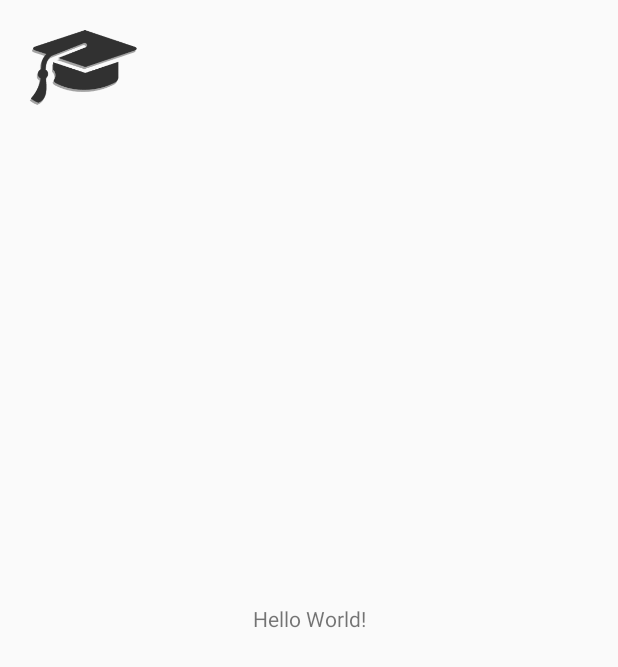
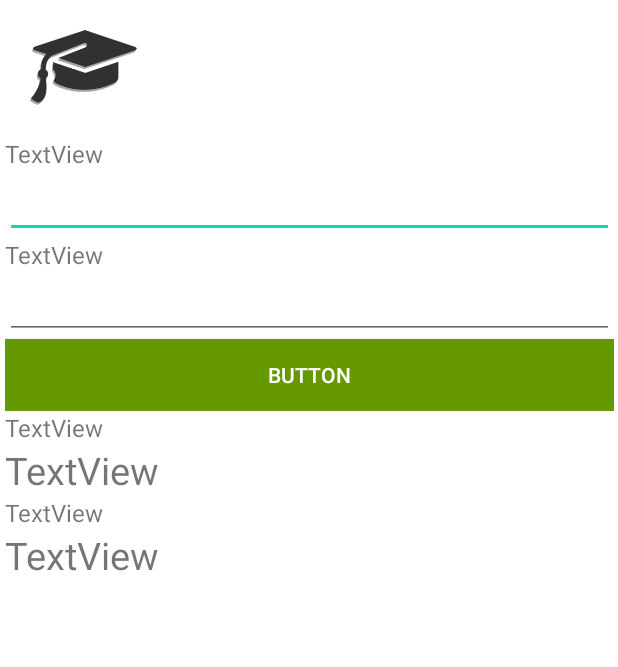
Before and after one commit to FelipeAlafy/EscolaApp, an Android app: the screen it shows after launch (MainActivity), on a phone screen of 412 x 824 dp. Shown: the top 667 px of the screen. Run offline under Robolectric (Android 15) with nearby library versions, the light colour scheme and no system bars.

Commit message:
Linear Layout
- removido Text View "Hello, World!";

+ adicionado Linear Layout Pai nomeado layTudo;

+ adicionados Linear Layout's Filhos nomeados layDados, layRes;

+ adicionado a layDados 2 Text Views e 2 editNumberText (Decimal);

+ adicionado a layRes 4 Text Views;

```diff
--- a/app/src/main/res/layout/activity_main.xml
+++ b/app/src/main/res/layout/activity_main.xml
@@ -4,16 +4,8 @@
     xmlns:tools="http://schemas.android.com/tools"
     android:layout_width="match_parent"
     android:layout_height="match_parent"
+    android:background="#FFFFFF"
     tools:context=".MainActivity">
-
-    <TextView
-        android:layout_width="wrap_content"
-        android:layout_height="wrap_content"
-        android:text="Hello World!"
-        app:layout_constraintBottom_toBottomOf="parent"
-        app:layout_constraintLeft_toLeftOf="parent"
-        app:layout_constraintRight_toRightOf="parent"
-        app:layout_constraintTop_toTopOf="parent" />
 
     <ImageView
         android:id="@+id/imageView"
@@ -39,4 +31,95 @@
         app:layout_constraintStart_toEndOf="@+id/imageView"
         app:layout_constraintTop_toTopOf="parent" />
 
+    <LinearLayout
+        android:id="@+id/layTudo"
+        android:layout_width="406dp"
+        android:layout_height="643dp"
+        android:layout_marginTop="8dp"
+        android:orientation="vertical"
+        app:layout_constraintBottom_toBottomOf="parent"
+        app:layout_constraintEnd_toEndOf="parent"
+        app:layout_constraintStart_toStartOf="parent"
+        app:layout_constraintTop_toBottomOf="@+id/imageView"
+        app:layout_constraintVertical_bias="0.1">
+
+        <LinearLayout
+            android:id="@+id/layDados"
+            android:layout_width="match_parent"
+            android:layout_height="wrap_content"
+            android:orientation="vertical">
+
+            <TextView
+                android:id="@+id/textView2"
+                android:layout_width="match_parent"
+                android:layout_height="wrap_content"
+                android:textSize="16dp"
+                android:text="TextView" />
+
+            <EditText
+                android:id="@+id/editTextNumberDecimal"
+                android:layout_width="match_parent"
+                android:layout_height="wrap_content"
+                android:ems="10"
+                android:inputType="numberDecimal" />
+
+            <TextView
+                android:id="@+id/textView3"
+                android:layout_width="match_parent"
+                android:layout_height="wrap_content"
+                android:textSize="16dp"
+                android:text="TextView" />
+
+            <EditText
+                android:id="@+id/editTextNumberDecimal2"
+                android:layout_width="match_parent"
+                android:layout_height="wrap_content"
+                android:ems="10"
+                android:inputType="numberDecimal" />
+
+            <Button
+                android:id="@+id/button"
+                android:layout_width="match_parent"
+                android:layout_height="wrap_content"
+                android:background="@android:color/holo_green_dark"
+                android:text="Button"
+                android:textColor="#FFFFFF" />
+        </LinearLayout>
+
+        <LinearLayout
+            android:id="@+id/layRes"
+            android:layout_width="match_parent"
+            android:layout_height="match_parent"
+            android:orientation="vertical">
+
+            <TextView
+                android:id="@+id/textView4"
+                android:layout_width="match_parent"
+                android:layout_height="wrap_content"
+                android:textSize="16dp"
+                android:text="TextView" />
+
+            <TextView
+                android:id="@+id/textView5"
+                android:layout_width="match_parent"
+                android:layout_height="wrap_content"
+                android:textSize="25dp"
+                android:text="TextView" />
+
+            <TextView
+                android:id="@+id/textView6"
+                android:layout_width="match_parent"
+                android:layout_height="wrap_content"
+                android:textSize="16dp"
+                android:text="TextView" />
+
+            <TextView
+                android:id="@+id/textView7"
+                android:layout_width="match_parent"
+                android:layout_height="wrap_content"
+                android:textSize="25dp"
+                android:text="TextView" />
+        </LinearLayout>
+    </LinearLayout>
+
 </androidx.constraintlayout.widget.ConstraintLayout>
```
